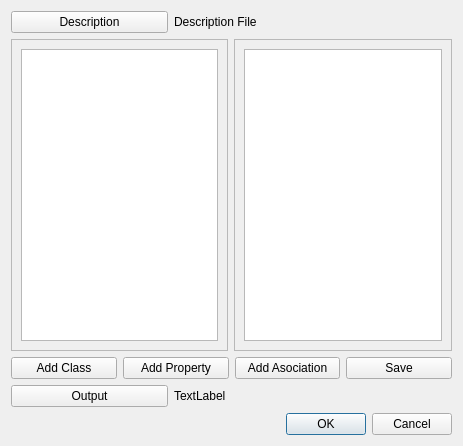
Qt form orm/generator/mappinggeneratordialog.ui (mdirks/stundenplaner) before a commit.
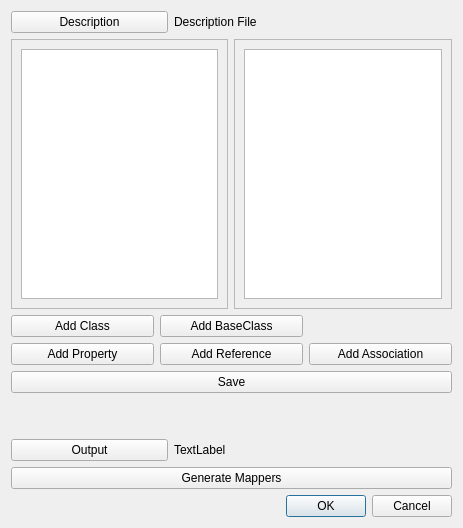
The same form after that commit.

What changed in the file:
```diff
--- a/orm/generator/mappinggeneratordialog.ui
+++ b/orm/generator/mappinggeneratordialog.ui
@@ -7,14 +7,12 @@
     <x>0</x>
     <y>0</y>
     <width>463</width>
-    <height>446</height>
+    <height>528</height>
    </rect>
   </property>
   <property name="windowTitle">
    <string>Dialog</string>
   </property>
-  <layout class="QGridLayout" name="gridLayout_3">
-   <item row="0" column="0">
     <layout class="QVBoxLayout" name="verticalLayout">
      <item>
       <layout class="QHBoxLayout" name="horizontalLayout">
@@ -55,8 +53,8 @@
            <rect>
             <x>0</x>
             <y>0</y>
-            <width>274</width>
-            <height>288</height>
+          <width>218</width>
+          <height>247</height>
            </rect>
           </property>
           <property name="sizePolicy">
@@ -83,8 +81,8 @@
            <rect>
             <x>0</x>
             <y>0</y>
-            <width>157</width>
-            <height>288</height>
+          <width>218</width>
+          <height>247</height>
            </rect>
           </property>
           <property name="sizePolicy">
@@ -114,27 +112,43 @@
       </layout>
      </item>
      <item>
-      <layout class="QHBoxLayout" name="horizontalLayout_4">
-       <item>
-        <widget class="QPushButton" name="buttonAddClass">
-         <property name="text">
-          <string>Add Class</string>
-         </property>
-        </widget>
-       </item>
-       <item>
+    <layout class="QGridLayout" name="gridLayout_3">
+     <item row="3" column="1">
         <widget class="QPushButton" name="buttonAddProperty">
          <property name="text">
           <string>Add Property</string>
          </property>
         </widget>
        </item>
-       <item>
+     <item row="1" column="2">
+      <widget class="QPushButton" name="buttonAddBaseClass">
+       <property name="text">
+        <string>Add BaseClass</string>
+       </property>
+      </widget>
+     </item>
+     <item row="1" column="1">
+      <widget class="QPushButton" name="buttonAddClass">
+       <property name="text">
+        <string>Add Class</string>
+       </property>
+      </widget>
+     </item>
+     <item row="3" column="2">
+      <widget class="QPushButton" name="buttonAddReference">
+       <property name="text">
+        <string>Add Reference</string>
+       </property>
+      </widget>
+     </item>
+     <item row="3" column="3">
         <widget class="QPushButton" name="buttonAddAsociation">
          <property name="text">
-          <string>Add Asociation</string>
-         </property>
-        </widget>
+        <string>Add Association</string>
+       </property>
+      </widget>
+     </item>
+    </layout>
        </item>
        <item>
         <widget class="QPushButton" name="pushButton">
@@ -143,7 +157,21 @@
          </property>
         </widget>
        </item>
-      </layout>
+   <item>
+    <spacer name="verticalSpacer">
+     <property name="orientation">
+      <enum>Qt::Vertical</enum>
+     </property>
+     <property name="sizeType">
+      <enum>QSizePolicy::Fixed</enum>
+     </property>
+     <property name="sizeHint" stdset="0">
+      <size>
+       <width>20</width>
+       <height>40</height>
+      </size>
+     </property>
+    </spacer>
      </item>
      <item>
       <layout class="QHBoxLayout" name="horizontalLayout_2">
@@ -175,6 +203,13 @@
        </item>
       </layout>
      </item>
+   <item>
+    <widget class="QPushButton" name="buttonGenerate">
+     <property name="text">
+      <string>Generate Mappers</string>
+     </property>
+    </widget>
+   </item>
      <item>
       <widget class="QDialogButtonBox" name="buttonBox">
        <property name="orientation">
@@ -186,8 +221,6 @@
       </widget>
      </item>
     </layout>
-   </item>
-  </layout>
  </widget>
  <resources/>
  <connections>
```
Left out of the diff: 122 changed lines with no effect on the pictures. Lines whose indentation alone changed are shown as unchanged.
